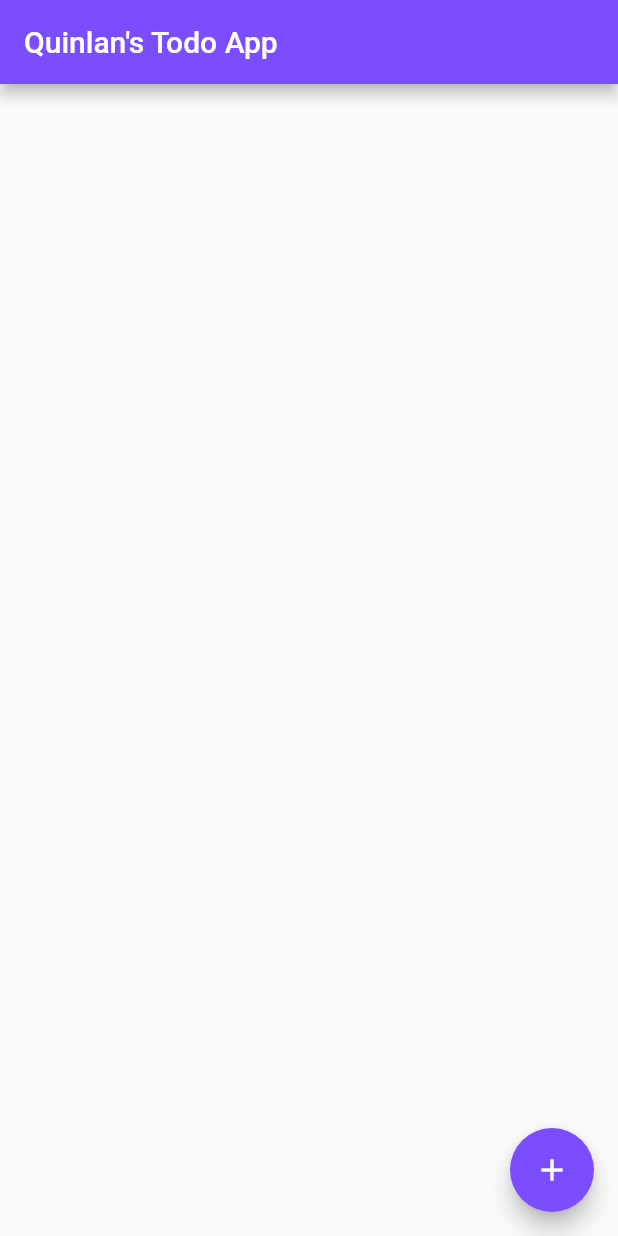
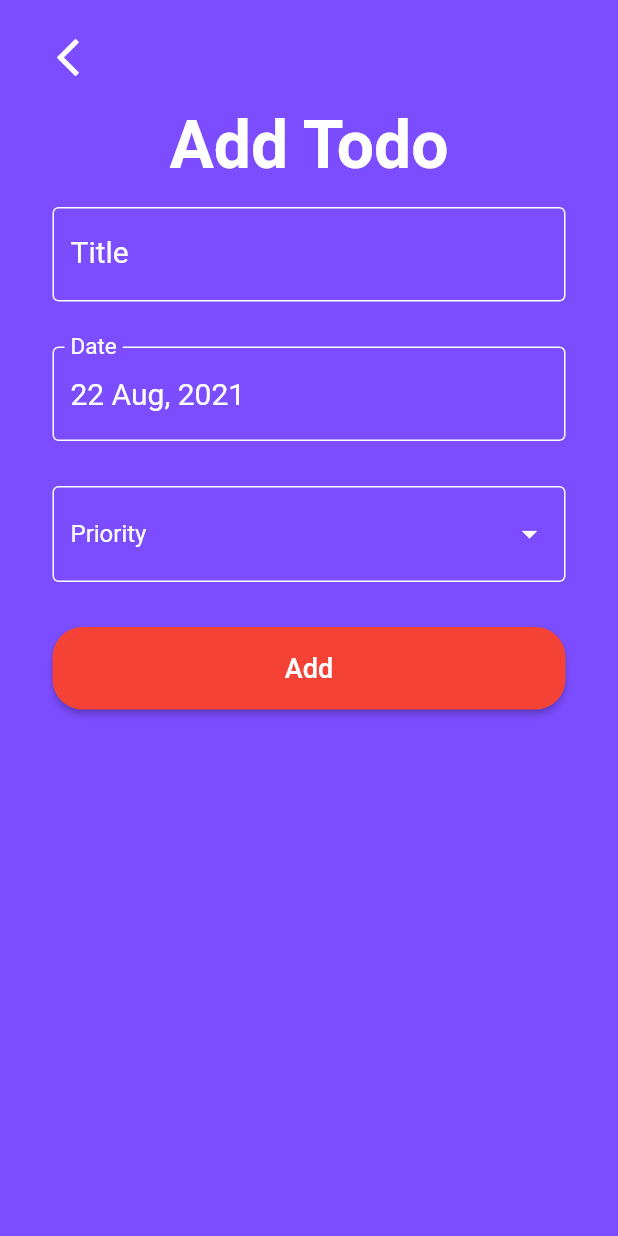
Before and after one commit to yusufbingol/Flutter-Todo-App, a Flutter app: the screen it shows after launch, after a tap on the "add" icon, on a phone screen of 412 x 824 dp. Run offline on Flutter 3.47's test engine with Material 2 defaults, Android fonts, the phone set to English and light mode, and no system bars; our stand-ins replace google_fonts; network calls fail; Roboto replaces fonts that are missing (Ubuntu).

Commit message:
add todo eklendi

```diff
--- a/lib/Model/todos.dart
+++ b/lib/Model/todo.dart
@@ -1,10 +1,10 @@
-class Todos {
+class Todo {
   int userId;
   int id;
   String title;
   bool completed;
 
-  Todos.fromJson(Map json)
+  Todo.fromJson(Map json)
       : userId = json['userId'],
         id = json['id'],
         title = json['title'],
--- a/lib/main.dart
+++ b/lib/main.dart
@@ -1,5 +1,6 @@
 import 'package:flutter/material.dart';
 import 'package:todo_app/pages/homepage.dart';
+import 'package:google_fonts/google_fonts.dart';
 
 void main() {
   runApp(MyApp());
@@ -13,15 +14,7 @@ class MyApp extends StatelessWidget {
       title: 'Todo App',
       debugShowCheckedModeBanner: false,
       theme: ThemeData(
-        // This is the theme of your application.
-        //
-        // Try running your application with "flutter run". You'll see the
-        // application has a blue toolbar. Then, without quitting the app, try
-        // changing the primarySwatch below to Colors.green and then invoke
-        // "hot reload" (press "r" in the console where you ran "flutter run",
-        // or simply save your changes to "hot reload" in a Flutter IDE).
-        // Notice that the counter didn't reset back to zero; the application
-        // is not restarted.
+        textTheme: GoogleFonts.ubuntuTextTheme(Theme.of(context).textTheme),
         primarySwatch: Colors.blue,
         primaryColor: Colors.deepPurpleAccent,
       ),
--- /dev/null
+++ b/lib/pages/add_todo.dart
@@ -0,0 +1,213 @@
+import 'package:flutter/material.dart';
+import 'package:google_fonts/google_fonts.dart';
+import 'package:intl/intl.dart';
+
+class AddTodo extends StatefulWidget {
+  @override
+  _AddTodoState createState() => _AddTodoState();
+}
+
+class _AddTodoState extends State<AddTodo> {
+  final _formKey = GlobalKey<FormState>();
+  String _title = '';
+  String _priority = '';
+  DateTime _date = DateTime.now();
+  TextEditingController _dateController = TextEditingController();
+
+  final DateFormat _dateFormat = DateFormat('dd MMM, yyy');
+  final List<String> _priorities = ['Low', 'Medium', 'High'];
+
+  _handleDatePicker() async {
+    final date = await showDatePicker(
+      context: context,
+      initialDate: _date,
+      firstDate: DateTime(2000),
+      lastDate: DateTime(2100),
+    );
+
+    if (date != null && date != _date) {
+      setState(() {
+        _date = date;
+      });
+      _dateController.text = _dateFormat.format(date);
+    }
+  }
+
+  @override
+  void initState() {
+    super.initState();
+    _dateController.text = _dateFormat.format(_date);
+  }
+
+  Widget build(BuildContext context) {
+    return Scaffold(
+      backgroundColor: Theme.of(context).primaryColor,
+      appBar: AppBar(
+        backgroundColor: Colors.transparent,
+        leading: Transform.translate(
+          offset: Offset(25, 10),
+          child: IconButton(
+            onPressed: () => Navigator.pop(context),
+            icon: Icon(
+              Icons.arrow_back_ios,
+              size: 30.0,
+              color: Colors.white,
+            ),
+          ),
+        ),
+        elevation: 0,
+      ),
+      body: GestureDetector(
+        onTap: () => FocusScope.of(context).unfocus(),
+        child: SingleChildScrollView(
+          child: Container(
+            padding: EdgeInsets.symmetric(horizontal: 35.0, vertical: 15.0),
+            child: Column(
+              children: [
+                Text(
+                  'Add Todo',
+                  textAlign: TextAlign.left,
+                  style: GoogleFonts.ubuntu(
+                    fontWeight: FontWeight.bold,
+                    fontSize: 44.0,
+                    color: Colors.white,
+                  ),
+                ),
+                Form(
+                  key: _formKey,
+                  child: Column(
+                    children: [
+                      Padding(
+                        padding:
+                            EdgeInsets.symmetric(horizontal: 0, vertical: 15.0),
+                        child: TextFormField(
+                          style: TextStyle(
+                            fontSize: 20.0,
+                            color: Colors.white,
+                          ),
+                          decoration: InputDecoration(
+                              labelText: 'Title',
+                              labelStyle: TextStyle(
+                                color: Colors.white,
+                              ),
+                              enabledBorder: OutlineInputBorder(
+                                borderSide: BorderSide(color: Colors.white),
+                              ),
+                              border: OutlineInputBorder(
+                                borderRadius: BorderRadius.circular(5.0),
+                              )),
+                          validator: (input) => _title.toString().trim().isEmpty
+                              ? 'Please enter a Todo Title'
+                              : null,
+                          onSaved: (input) {
+                            _title = input.toString();
+                          },
+                          onChanged: (input) {
+                            setState(() {
+                              _title = input.toString();
+                            });
+                          },
+                        ),
+                      ),
+                      Padding(
+                        padding:
+                            EdgeInsets.symmetric(horizontal: 0, vertical: 15.0),
+                        child: TextFormField(
+                          style: TextStyle(
+                            fontSize: 20.0,
+                            color: Colors.white,
+                          ),
+                          readOnly: true,
+                          controller: _dateController,
+                          onTap: _handleDatePicker,
+                          decoration: InputDecoration(
+                              labelText: 'Date',
+                              labelStyle: TextStyle(
+                                color: Colors.white,
+                              ),
+                              enabledBorder: OutlineInputBorder(
+                                borderSide: BorderSide(color: Colors.white),
+                              ),
+                              border: OutlineInputBorder(
+                                borderRadius: BorderRadius.circular(5.0),
+                              )),
+                        ),
+                      ),
+                      Padding(
+                        padding:
+                            EdgeInsets.symmetric(horizontal: 0, vertical: 15.0),
+                        child: DropdownButtonFormField(
+                          icon: Icon(
+                            Icons.arrow_drop_down,
+                            color: Colors.white,
+                          ),
+                          dropdownColor: Colors.black,
+                          items: _priorities.map((String priority) {
+                            return DropdownMenuItem(
+                              value: priority,
+                              child: Text(
+                                priority,
+                                style: TextStyle(
+                                  color: Colors.white,
+                                  fontSize: 18.0,
+                                ),
+                              ),
+                            );
+                          }).toList(),
+                          style: TextStyle(
+                            fontSize: 20.0,
+                            color: Colors.black,
+                          ),
+                          decoration: InputDecoration(
+                              labelText: 'Priority',
+                              labelStyle: TextStyle(
+                                color: Colors.white,
+                              ),
+                              enabledBorder: OutlineInputBorder(
+                                borderSide: BorderSide(color: Colors.white),
+                              ),
+                              border: OutlineInputBorder(
+                                borderRadius: BorderRadius.circular(5.0),
+                              )),
+                          validator: (input) => _priority.toString().isEmpty
+                              ? 'Please Select a Priority'
+                              : null,
+                          onSaved: (input) => _priority = input.toString(),
+                          onChanged: (value) {
+                            setState(() {
+                              _priority = value.toString();
+                            });
+                          },
+                        ),
+                      ),
+                      Padding(
+                        padding:
+                            EdgeInsets.symmetric(horizontal: 0, vertical: 15.0),
+                        child: MaterialButton(
+                          onPressed: () => null,
+                          minWidth: double.infinity,
+                          height: 55.0,
+                          color: Colors.red,
+                          shape: RoundedRectangleBorder(
+                              borderRadius: BorderRadius.circular(20.0)),
+                          splashColor: Colors.indigo,
+                          child: Text(
+                            'Add',
+                            style: TextStyle(
+                              color: Colors.white,
+                              fontSize: 18.0,
+                            ),
+                          ),
+                        ),
+                      )
+                    ],
+                  ),
+                )
+              ],
+            ),
+          ),
+        ),
+      ),
+    );
+  }
+}
--- a/lib/pages/homepage.dart
+++ b/lib/pages/homepage.dart
@@ -2,6 +2,7 @@ import 'dart:convert';
 
 import 'package:flutter/material.dart';
 import 'package:http/http.dart' as http;
+import 'package:todo_app/pages/add_todo.dart';
 
 class MyHomePage extends StatefulWidget {
   @override
@@ -14,6 +15,7 @@ class _MyHomePageState extends State<MyHomePage> {
     {'title': 'Deneme title 1', 'desc': 'description deneme 1'},
     {'title': 'Deneme title 2', 'desc': 'description deneme 2'},
   ]; */
+  Map selectedItems = {};
   List todoList = [];
 
   void getTodosfromApi() async {
@@ -39,11 +41,14 @@ class _MyHomePageState extends State<MyHomePage> {
         backgroundColor: Theme.of(context).primaryColor,
       ),
       floatingActionButton: FloatingActionButton(
-          backgroundColor: Theme.of(context).primaryColor,
-          child: Icon(Icons.add),
-          onPressed: () {
-            //print('Ekle');
-          }),
+          backgroundColor: selectedItems.length > 0
+              ? Colors.red[400]
+              : Theme.of(context).primaryColor,
+          child: Icon(
+            selectedItems.length > 0 ? Icons.delete : Icons.add,
+          ),
+          onPressed: () => Navigator.push(
+              context, MaterialPageRoute(builder: (_) => AddTodo()))),
       body: Container(
         child: Column(
           children: <Widget>[
@@ -57,10 +62,23 @@ class _MyHomePageState extends State<MyHomePage> {
                   isThreeLine: true,
                   subtitle:
                       Text(item['completed'] ? 'Tamamlandı' : 'Tamamlanmadı!'),
-                  leading: Icon(item['completed'] ? Icons.done : Icons.update),
+                  leading: Icon(
+                    item['completed'] ? Icons.done : Icons.update,
+                    color: item['completed'] ? Colors.green : Colors.amber,
+                  ),
                   trailing: Checkbox(
-                    value: false,
-                    onChanged: (value) {},
+                    value: selectedItems[index] == null
+                        ? false
+                        : selectedItems[index],
+                    onChanged: (value) {
+                      setState(() {
+                        if (selectedItems[index] == null) {
+                          selectedItems[index] = true;
+                        } else {
+                          selectedItems.remove(index);
+                        }
+                      });
+                    },
                   ),
                 );
               },
--- a/pubspec.yaml
+++ b/pubspec.yaml
@@ -1,5 +1,5 @@
 name: todo_app
-description: A new Flutter project.
+description: Todo App.
 
 # The following line prevents the package from being accidentally published to
 # pub.dev using `pub publish`. This is preferred for private packages.
@@ -29,6 +29,9 @@ dependencies:
   # Use with the CupertinoIcons class for iOS style icons.
   cupertino_icons: ^1.0.2
   http: ^0.13.3
+  google_fonts: ^2.1.0
+  intl: ^0.17.0
+
 
 dev_dependencies:
   flutter_test:
```
Also changed, not shown: pubspec.lock.
